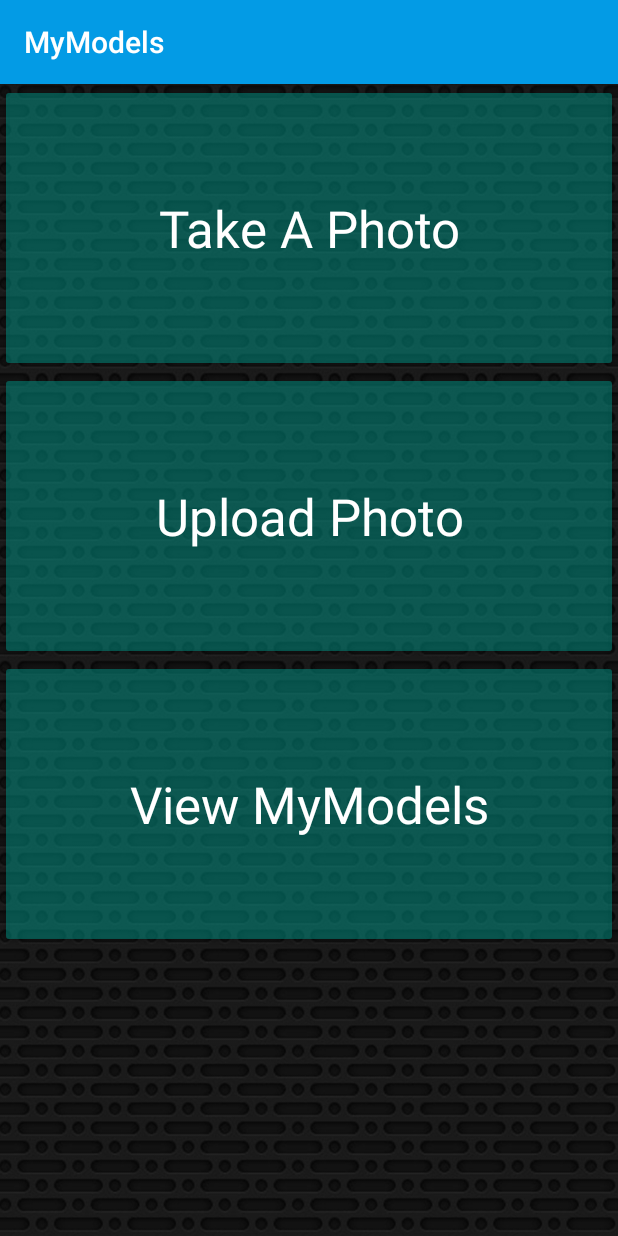
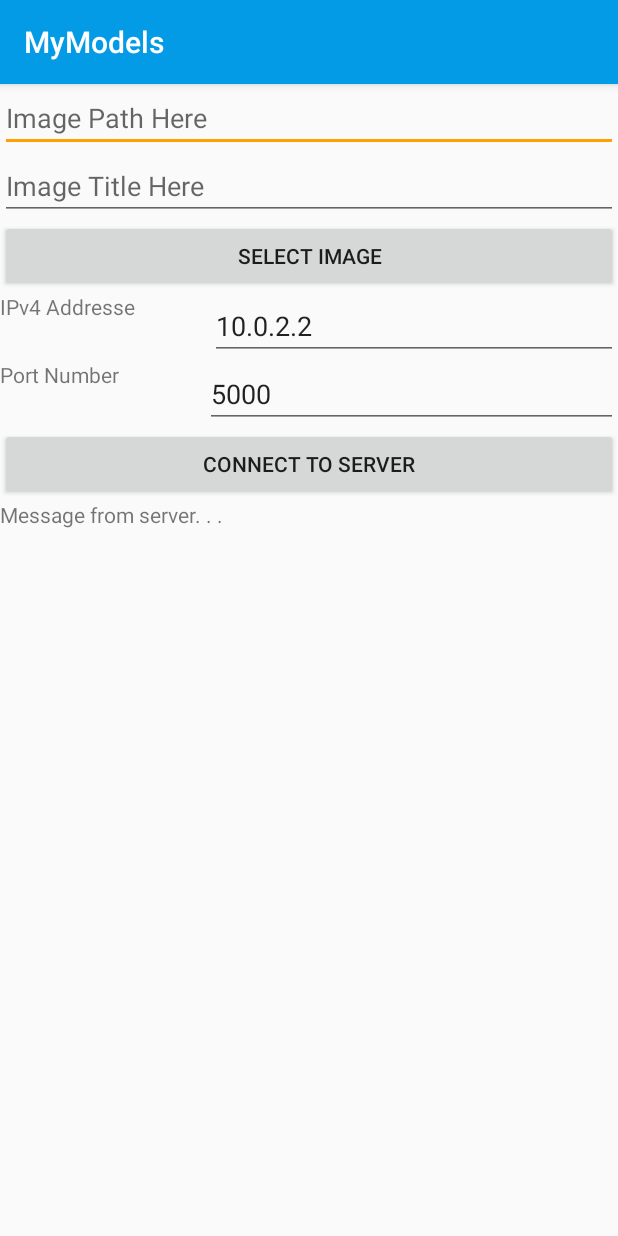
Before and after one commit to dref11/MyModels, an Android app: the HomeActivity screen opened directly, with no data from a screen before it, after a tap on "Upload Photo", on a phone screen of 412 x 824 dp. Run offline under Robolectric (Android 15) with nearby library versions, the phone set to English and light mode, and no system bars.

Commit message:
Changes to upload activity

```diff
--- a/MMiMages/app/build.gradle
+++ b/MMiMages/app/build.gradle
@@ -47,6 +47,9 @@ dependencies {
     implementation "org.jetbrains.kotlin:kotlin-stdlib-jdk7:1.3.50"
     implementation 'com.google.firebase:firebase-firestore:21.2.1'
     implementation 'pl.droidsonroids.gif:android-gif-drawable:1.2.19'
+
+    implementation 'com.squareup.okhttp3:okhttp:3.4.1'
+    implementation 'org.rajawali3d:rajawali:1.0.186-SNAPSHOT@aar'
 }
 
 apply plugin: 'com.google.gms.google-services'
--- a/MMiMages/app/src/main/java/com/zybooks/mmimages/HomeActivity.java
+++ b/MMiMages/app/src/main/java/com/zybooks/mmimages/HomeActivity.java
@@ -1,6 +1,8 @@
 package com.zybooks.mmimages;
 
 import androidx.appcompat.app.AppCompatActivity;
+import androidx.core.app.ActivityCompat;
+import androidx.core.content.ContextCompat;
 
 import android.graphics.BitmapFactory;
 import android.os.Bundle;
@@ -14,8 +16,11 @@ import android.view.View;
 import android.content.*;
 import android.widget.*;
 
+import android.content.Intent;
+import android.widget.Button;
+import java.io.InputStream;
 import java.io.FileNotFoundException;
-import java.io.InputStream;
+
 
 public class HomeActivity extends AppCompatActivity {
 
@@ -37,6 +42,10 @@ public class HomeActivity extends AppCompatActivity {
 
         CamButton = findViewById(R.id.CamButton);
         UploadButton = findViewById(R.id.UploadButton);
+
+        //Manually check for permission during runtime
+        checkForPermissions();
+
     }
     public void openCamera(View v){
         if (checkSelfPermission(Manifest.permission.CAMERA) != PackageManager.PERMISSION_GRANTED)
@@ -51,12 +60,14 @@ public class HomeActivity extends AppCompatActivity {
     }
 
     public void uploadPhoto(View v){
+
+
         if(checkSelfPermission(Manifest.permission.READ_EXTERNAL_STORAGE) != PackageManager.PERMISSION_GRANTED){
             requestPermissions(new String[]{Manifest.permission.READ_EXTERNAL_STORAGE}, MY_EXTERNAL_PERMISSION_CODE);
         }
         else{
-            Intent photoIntent = new Intent(Intent.ACTION_PICK, MediaStore.Images.Media.EXTERNAL_CONTENT_URI);
-            startActivityForResult(photoIntent,GALLERY_REQUEST);
+            Intent intent = new Intent(HomeActivity.this,ChoosePhotoActivity.class);
+            startActivity(intent);
         }
     }
 
@@ -102,4 +113,36 @@ public class HomeActivity extends AppCompatActivity {
         }
     }
 
+    //Function to request permissions during runtime
+    void checkForPermissions(){
+
+        //Check for the current activity if permission is granted for external read
+        if(ContextCompat.checkSelfPermission(this,
+                Manifest.permission.READ_EXTERNAL_STORAGE) != PackageManager.PERMISSION_GRANTED){
+
+            //Permission not granted
+            if(ActivityCompat.shouldShowRequestPermissionRationale(this,Manifest.permission.READ_EXTERNAL_STORAGE)){
+                //Show rationale if permission is not granted
+            } else{
+
+                //Request the permission during runtime
+                ActivityCompat.requestPermissions(this,
+                        new String []{Manifest.permission.READ_EXTERNAL_STORAGE},
+                        GALLERY_REQUEST);
+            }
+
+        }else{
+            //Permission is already granted
+        }
+
+        //Check for the current activity if permisison is granted for external write
+        if(ContextCompat.checkSelfPermission(this,
+                Manifest.permission.WRITE_EXTERNAL_STORAGE) != PackageManager.PERMISSION_GRANTED){
+
+            ActivityCompat.requestPermissions(this,
+                    new String []{Manifest.permission.WRITE_EXTERNAL_STORAGE},
+                    GALLERY_REQUEST);
+
+        }
+    }
 }
--- /dev/null
+++ b/MMiMages/app/src/main/res/layout/activity_choose_photo.xml
@@ -0,0 +1,87 @@
+<?xml version="1.0" encoding="utf-8"?>
+<LinearLayout xmlns:android="http://schemas.android.com/apk/res/android"
+    xmlns:app="http://schemas.android.com/apk/res-auto"
+    xmlns:tools="http://schemas.android.com/tools"
+    android:layout_width="match_parent"
+    android:layout_height="match_parent"
+    android:orientation="vertical"
+    tools:context=".ChoosePhotoActivity">
+
+    <EditText
+        android:id="@+id/editImgPath"
+        android:layout_width="match_parent"
+        android:layout_height="wrap_content"
+        android:hint="@string/path_hint"/>
+
+    <EditText
+        android:id="@+id/editTitle"
+        android:layout_width="match_parent"
+        android:layout_height="wrap_content"
+        android:hint="@string/title_hint"/>
+
+    <Button
+        android:id="@+id/buttonSelect"
+        android:layout_width="match_parent"
+        android:layout_height="wrap_content"
+        android:text="@string/select_button"
+        android:onClick="selectImage"/>
+
+    <LinearLayout
+        android:layout_width="match_parent"
+        android:layout_height="wrap_content"
+        android:orientation="horizontal">
+
+        <TextView
+            android:layout_weight="1"
+            android:layout_width="wrap_content"
+            android:layout_height="match_parent"
+            android:text="@string/ip_address"/>
+
+        <EditText
+            android:id="@+id/editIp"
+            android:layout_width="wrap_content"
+            android:layout_height="match_parent"
+            android:text="@string/default_ip"
+            android:layout_weight="4"/>
+    </LinearLayout>
+
+    <LinearLayout
+        android:layout_width="match_parent"
+        android:layout_height="wrap_content"
+        android:orientation="horizontal">
+
+        <TextView
+            android:layout_weight="1"
+            android:layout_width="wrap_content"
+            android:layout_height="match_parent"
+            android:text="@string/port"/>
+
+        <EditText
+            android:id="@+id/editPort"
+            android:layout_width="wrap_content"
+            android:layout_height="match_parent"
+            android:layout_weight="4"
+            android:text="@string/default_port"/>
+    </LinearLayout>
+
+    <Button
+        android:id="@+id/buttonConnect"
+        android:layout_width="match_parent"
+        android:layout_height="wrap_content"
+        android:text="@string/connect_button"
+        android:onClick="connectServer"/>
+
+    <TextView
+        android:id="@+id/textResponse"
+        android:layout_width="match_parent"
+        android:layout_height="wrap_content"
+        android:text="@string/default_message"/>
+
+    <TextView
+        android:id="@+id/textTest"
+        android:layout_width="match_parent"
+        android:layout_height="wrap_content"/>
+
+
+
+</LinearLayout>
--- a/MMiMages/app/src/main/res/values/strings.xml
+++ b/MMiMages/app/src/main/res/values/strings.xml
@@ -93,4 +93,21 @@
 
     <string name="custom_auth_signin_status_user">User ID: %s</string>
     <string name="custom_auth_signin_status_failed">Error: sign in failed</string>
+
+    <string name="path_hint">Image Path Here</string>
+    <string name="title_hint">Image Title Here</string>
+    <string name="select_button">Select Image</string>
+    <string name="connect_button">Connect to Server</string>
+    <string name="ip_address">IPv4 Addresse</string>
+    <string name="port">Port Number</string>
+    <string name="default_port">5000</string>
+    <string name="default_ip">10.0.2.2</string>
+    <string name="default_message">Message from server. . .</string>
+
+
+
+
+
+
+
 </resources>
--- a/MMiMages/build.gradle
+++ b/MMiMages/build.gradle
@@ -4,6 +4,8 @@ buildscript {
     repositories {
         google()
         jcenter()
+
+        mavenCentral()
 
     }
     dependencies {
@@ -20,6 +22,8 @@ allprojects {
         google()
         jcenter()
 
+        maven { url "https://oss.sonatype.org/content/repositories/snapshots/" }
+
     }
 }
 
```
Also changed, not shown: MMiMages/app/src/main/AndroidManifest.xml (+5 -3 lines), MMiMages/app/src/main/java/com/zybooks/mmimages/ChoosePhotoActivity.java (added, +296 -0 lines), MMiMages/app/src/main/java/com/zybooks/mmimages/GetText.java (added, +55 -0 lines).
